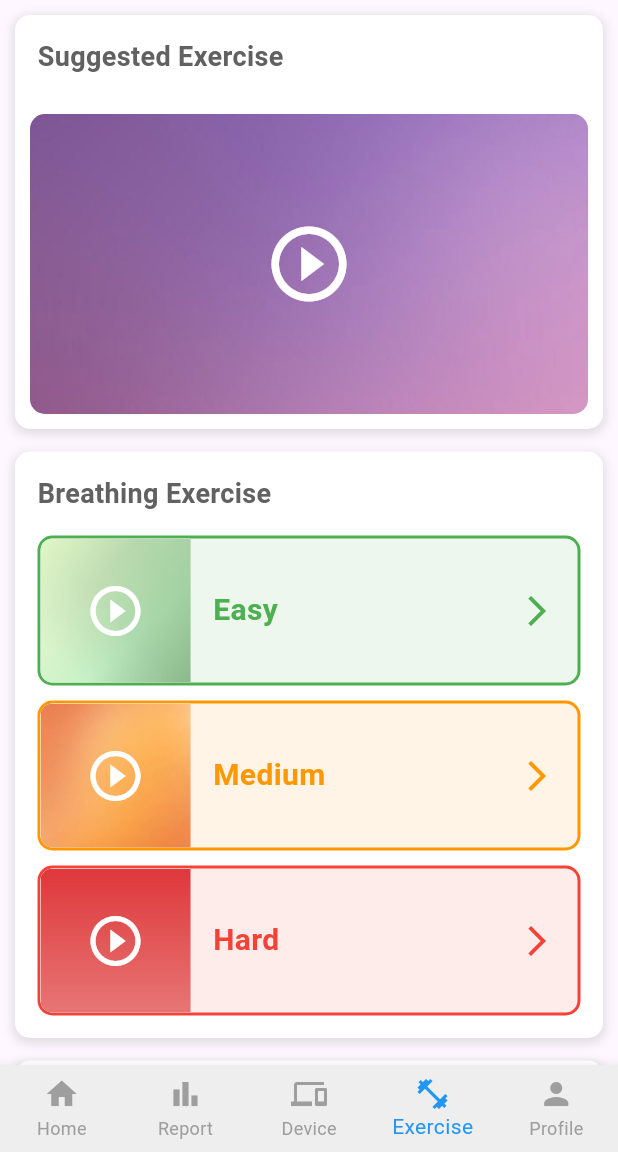
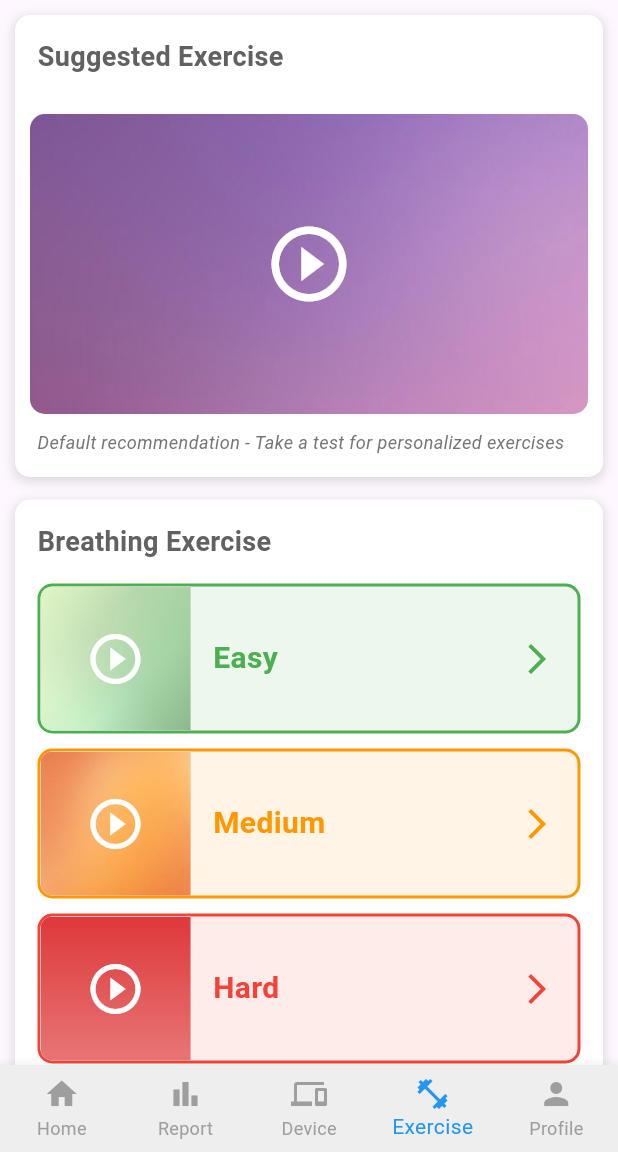
Before and after one commit to sasibalan02/spirotrack, a Flutter app: the HomePage screen opened directly, item 4 of the bottom bar chosen, on a phone screen of 412 x 824 dp, the part 84-1236 px from its top. Run offline on Flutter 3.47's test engine with Material 3 defaults, Android fonts, the phone set to English and light mode, and no system bars; our stand-ins replace flutter_blue_plus, hive_flutter, image_picker, permission_handler, video_player; missing offline and left inert: app_settings; accounts and stored records are empty.

Commit message:
final code

```diff
--- a/lib/exercise.dart
+++ b/lib/exercise.dart
@@ -1,5 +1,6 @@
 import 'package:flutter/material.dart';
 import 'package:video_player/video_player.dart';
+import 'hive_database.dart';
 
 class ExerciseBody extends StatelessWidget {
   const ExerciseBody({super.key});
@@ -9,7 +10,7 @@ class ExerciseBody extends StatelessWidget {
     return ListView(
       padding: EdgeInsets.all(10),
       children: [
-        // First Container - Suggested Exercise
+        // First Container - Suggested Exercise (based on FVC)
         _buildSuggestedExercise(context),
         SizedBox(height: 15),
 
@@ -23,8 +24,34 @@ class ExerciseBody extends StatelessWidget {
     );
   }
 
-  // First Container - Suggested Exercise
+  // First Container - Suggested Exercise (selects video based on last FVC reading)
   Widget _buildSuggestedExercise(BuildContext context) {
+    // Get last report to determine FVC value
+    Map<String, dynamic>? lastReport = HiveDatabase.getLastReport();
+
+    String videoPath;
+    String exerciseLevel;
+
+    if (lastReport != null) {
+      double fvc = (lastReport['FVC'] ?? 0).toDouble();
+
+      // Select video based on FVC value
+      if (fvc > 1500) {
+        videoPath = 'assets/videos/hard.mp4';
+        exerciseLevel = 'Hard';
+      } else if (fvc > 1200 && fvc <= 1500) {
+        videoPath = 'assets/videos/medium.mp4';
+        exerciseLevel = 'Medium';
+      } else {
+        videoPath = 'assets/videos/easy.mp4';
+        exerciseLevel = 'Easy';
+      }
+    } else {
+      // Default to medium difficulty if no test taken yet
+      videoPath = 'assets/videos/medium.mp4';
+      exerciseLevel = 'Recommended';
+    }
+
     return Container(
       decoration: BoxDecoration(
         color: Colors.white,
@@ -43,13 +70,34 @@ class ExerciseBody extends StatelessWidget {
         children: [
           Padding(
             padding: EdgeInsets.all(15),
-            child: Text(
+            child: Row(
+              mainAxisAlignment: MainAxisAlignment.spaceBetween,
+              children: [
+                Text(
                   "Suggested Exercise",
                   style: TextStyle(
                     fontSize: 18,
                     fontWeight: FontWeight.bold,
                     color: Colors.grey[700],
                   ),
+                ),
+                if (lastReport != null)
+                  Container(
+                    padding: EdgeInsets.symmetric(horizontal: 10, vertical: 5),
+                    decoration: BoxDecoration(
+                      color: _getLevelColor(exerciseLevel).withOpacity(0.2),
+                      borderRadius: BorderRadius.circular(15),
+                    ),
+                    child: Text(
+                      '$exerciseLevel Level',
+                      style: TextStyle(
+                        fontSize: 12,
+                        fontWeight: FontWeight.bold,
+                        color: _getLevelColor(exerciseLevel),
+                      ),
+                    ),
+                  ),
+              ],
             ),
           ),
           InkWell(
@@ -58,8 +106,8 @@ class ExerciseBody extends StatelessWidget {
                 context,
                 MaterialPageRoute(
                   builder: (context) => VideoPlayerPage(
-                    title: "Suggested Exercise",
-                    videoUrl: "assets/videos/suggested_exercise.mp4",
+                    title: "Suggested Exercise ($exerciseLevel)",
+                    videoUrl: videoPath,
                   ),
                 ),
               );
@@ -86,9 +134,35 @@ class ExerciseBody extends StatelessWidget {
               ),
             ),
           ),
+          if (lastReport == null)
+            Padding(
+              padding: EdgeInsets.fromLTRB(15, 0, 15, 15),
+              child: Text(
+                'Default recommendation - Take a test for personalized exercises',
+                style: TextStyle(
+                  fontSize: 12,
+                  color: Colors.grey[600],
+                  fontStyle: FontStyle.italic,
+                ),
+                textAlign: TextAlign.center,
+              ),
+            ),
         ],
       ),
     );
+  }
+
+  Color _getLevelColor(String level) {
+    switch (level.toLowerCase()) {
+      case 'easy':
+        return Colors.green;
+      case 'medium':
+        return Colors.orange;
+      case 'hard':
+        return Colors.red;
+      default:
+        return Colors.grey;
+    }
   }
 
   // Second Container - Breathing Exercise
```
Also changed, not shown: lib/home.dart (+34 -1 lines), lib/save_report.dart (+8 -6 lines). Lines whose indentation alone changed are shown as unchanged.
